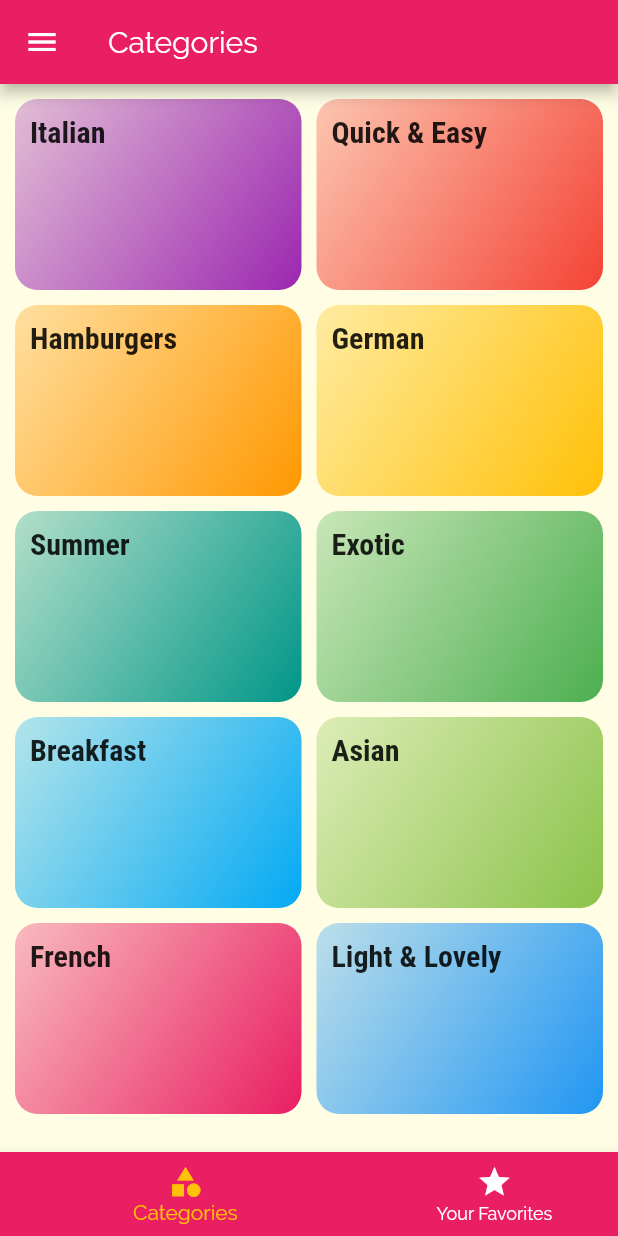
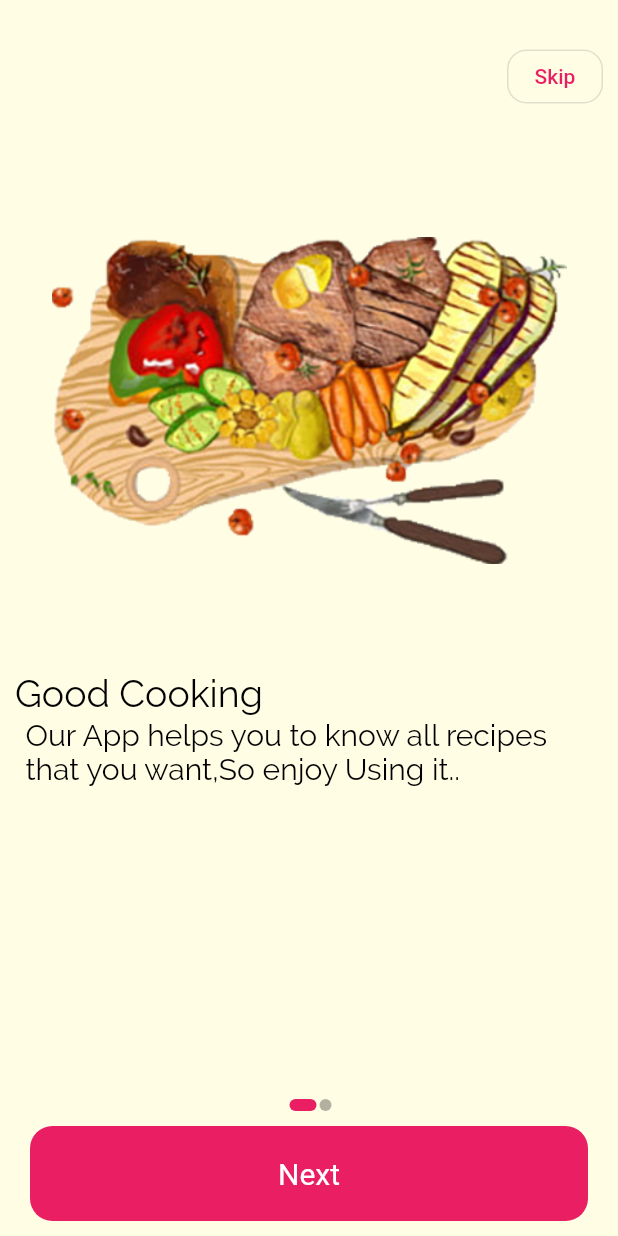
Before and after one commit to AliiElsayed/meal_descriptor_app, a Flutter app: the screen it shows after launch, on a phone screen of 412 x 824 dp. Run offline on Flutter 3.47's test engine with Material 2 defaults, Android fonts, the light colour scheme and no system bars; our stand-ins replace flutter_colorpicker, fluttertoast, shared_preferences.

Commit message:
Add onBoarding view

```diff
--- a/lib/main.dart
+++ b/lib/main.dart
@@ -1,16 +1,22 @@
 import 'package:flutter/material.dart';
 import 'package:meal_app/providers/language_provider.dart';
 import 'package:meal_app/providers/meal_provider.dart';
+import 'package:meal_app/providers/onBoarding_provider.dart';
 import 'package:meal_app/providers/theme_provider.dart';
 import 'package:meal_app/screens/categories_screen.dart';
 import 'package:meal_app/screens/category_meals_screen.dart';
 import 'package:meal_app/screens/filters_screen.dart';
 import 'package:meal_app/screens/meal_details_screen.dart';
+import 'package:meal_app/screens/onboarding_screen.dart';
 import 'package:meal_app/screens/tabs_screen.dart';
 import 'package:meal_app/screens/themes_screen.dart';
 import 'package:provider/provider.dart';
-
-void main() {
+import 'package:shared_preferences/shared_preferences.dart';
+bool watched;
+void main() async{
+  WidgetsFlutterBinding.ensureInitialized();
+  SharedPreferences _pref = await SharedPreferences.getInstance();
+  watched = _pref.getBool('watched')??false;
   runApp(
     MultiProvider(
       providers: [
@@ -21,7 +27,11 @@ void main() {
           create: (context) => ThemeProvider(),
         ),
         ChangeNotifierProvider<LanguageProvider>(
-            create: (context) => LanguageProvider()),
+          create: (context) => LanguageProvider(),
+        ),
+        ChangeNotifierProvider<OnBoardingProvider>(
+          create: (context) => OnBoardingProvider(),
+        ),
       ],
       child: MyApp(),
     ),
@@ -37,7 +47,7 @@ class MyApp extends StatelessWidget {
     return MaterialApp(
       debugShowCheckedModeBanner: false,
       title: 'Meal Descriptor',
-      initialRoute: TabsScreen.id,
+      initialRoute: watched ? TabsScreen.id : OnBoardingScreen.id,
       routes: {
         TabsScreen.id: (context) => TabsScreen(),
         FiltersScreen.id: (context) => FiltersScreen(),
@@ -45,6 +55,7 @@ class MyApp extends StatelessWidget {
         CatMealsScreen.id: (context) => CatMealsScreen(),
         MealDetailsScreen.id: (context) => MealDetailsScreen(),
         ThemesScreen.id: (context) => ThemesScreen(),
+        OnBoardingScreen.id: (context) => OnBoardingScreen(),
       },
       themeMode: Provider.of<ThemeProvider>(context, listen: true).thMode,
       theme: ThemeData(
--- /dev/null
+++ b/lib/providers/onBoarding_provider.dart
@@ -0,0 +1,44 @@
+import 'package:flutter/material.dart';
+import 'package:meal_app/screens/tabs_screen.dart';
+import 'package:shared_preferences/shared_preferences.dart';
+
+class OnBoardingProvider with ChangeNotifier{
+   int currentIndex =0;
+   List<Map<String,Object > > onBoardingData =[
+     {
+       'imagePath': 'assets/images/food2.png',
+       'subTitle':
+       'Our App helps you to know all recipes that you want,So enjoy Using it.. ',
+       'title': 'Good Cooking',
+     },
+     {
+       'imagePath': 'assets/images/cookerIntro.png',
+       'subTitle': 'Step by step to make all your meals that you want,'
+           ' Our App will be your guide for delicious meals,So enjoy Using it.. ',
+       'title': 'Be Your Cooker',
+     },
+   ];
+   onViewedPageChanged(int indexVal){
+     currentIndex = indexVal;
+     notifyListeners();
+   }
+   onSkipPressed( context) async{
+     Navigator.of(context).pushReplacementNamed(TabsScreen.id);
+     SharedPreferences _pref = await SharedPreferences.getInstance();
+     _pref.setBool('watched', true);
+     notifyListeners();
+   }
+
+  onBottomButtonPressed (context , PageController _pagController) async{
+    if (currentIndex == onBoardingData.length - 1) {
+      Navigator.of(context).pushReplacementNamed(TabsScreen.id);
+    }
+    _pagController.nextPage(
+        duration: Duration(milliseconds: 100),
+        curve: Curves.bounceIn);
+    SharedPreferences _pref = await SharedPreferences.getInstance();
+    _pref.setBool('watched', true);
+    notifyListeners();
+  }
+
+}
--- /dev/null
+++ b/lib/screens/onboarding_screen.dart
@@ -0,0 +1,172 @@
+import 'package:flutter/material.dart';
+import 'package:meal_app/providers/onBoarding_provider.dart';
+import 'package:provider/provider.dart';
+
+class OnBoardingScreen extends StatefulWidget {
+  static const String id = 'OnBoardingScreen';
+  @override
+  _OnBoardingScreenState createState() => _OnBoardingScreenState();
+}
+
+class _OnBoardingScreenState extends State<OnBoardingScreen> {
+  final PageController _controller = PageController(initialPage: 0);
+
+  @override
+  void dispose() {
+    _controller.dispose();
+    super.dispose();
+  }
+
+  @override
+  Widget build(BuildContext context) {
+    int usedCurrentIndex =
+        Provider.of<OnBoardingProvider>(context).currentIndex;
+    var boardingProvider = Provider.of<OnBoardingProvider>(context);
+    double deviceHeight = MediaQuery.of(context).size.height;
+    double deviceWidth = MediaQuery.of(context).size.width;
+    bool isLandScape =
+        MediaQuery.of(context).orientation == Orientation.landscape;
+    var skipButton = Container(
+      padding: EdgeInsets.only(top: 7.0),
+      height: deviceHeight / 10,
+      decoration: BoxDecoration(borderRadius: BorderRadius.circular(15.0)),
+      child: usedCurrentIndex == boardingProvider.onBoardingData.length - 1
+          ? Text('')
+          : OutlinedButton(
+              style: OutlinedButton.styleFrom(
+                  shape: RoundedRectangleBorder(
+                      borderRadius: BorderRadius.circular(13.0))),
+              onPressed: () {
+                boardingProvider.onSkipPressed(context);
+              },
+              child: Text('Skip'),
+            ),
+      alignment: Alignment.topRight,
+    );
+    getImage(int indx) {
+      return Image.asset(
+        boardingProvider.onBoardingData[indx]['imagePath'],
+        height: isLandScape ? deviceHeight / 1.7 : deviceHeight / 2.5,
+        width: isLandScape ? deviceWidth / 2.2 : deviceWidth / 1.2,
+      );
+    }
+
+    getTitleContainer(int indx) {
+      return Container(
+        padding: isLandScape
+            ? EdgeInsets.only(top: 15.0, bottom: 2.0, left: 10.0)
+            : EdgeInsets.only(
+                top: 15.0,
+                bottom: 2.0,
+              ),
+        alignment: Alignment.centerLeft,
+        child: Text(
+          boardingProvider.onBoardingData[indx]['title'],
+          style: TextStyle(color: Colors.black, fontSize: 25.0),
+        ),
+      );
+    }
+
+    getSubTitleContainer(int indx) {
+      return Container(
+        padding:
+            isLandScape ? EdgeInsets.only(left: 15.0) : EdgeInsets.only(left:7.0),
+        width: isLandScape ? deviceWidth / 2 : deviceWidth,
+        child: Text(
+          boardingProvider.onBoardingData[indx]['subTitle'],
+          style: TextStyle(color: Colors.black, fontSize: 20.0),
+          softWrap: true,
+        ),
+      );
+    }
+
+    return Scaffold(
+      body: Column(
+        mainAxisSize: MainAxisSize.min,
+        children: [
+          Expanded(
+            flex: 2,
+            child: PageView.builder(
+              controller: _controller,
+              onPageChanged: (newVal) {
+                boardingProvider.onViewedPageChanged(newVal);
+              },
+              itemCount: boardingProvider.onBoardingData.length,
+              itemBuilder: (context, index) {
+                return Container(
+                  padding:
+                      EdgeInsets.symmetric(vertical: 20.0, horizontal: 10.0),
+                  child: !isLandScape
+                      ? Column(
+                          children: [
+                            skipButton,
+                            getImage(index),
+                            getTitleContainer(index),
+                            getSubTitleContainer(index),
+                          ],
+                        )
+                      : Column(
+                          children: [
+                            skipButton,
+                            Row(
+                              children: [
+                                getImage(index),
+                                Column(
+                                  mainAxisAlignment: MainAxisAlignment.center,
+                                  crossAxisAlignment: CrossAxisAlignment.start,
+                                  children: [
+                                    getTitleContainer(index),
+                                    getSubTitleContainer(index),
+                                  ],
+                                ),
+                              ],
+                            ),
+                          ],
+                        ),
+                );
+              },
+            ),
+          ),
+          Row(
+            mainAxisAlignment: MainAxisAlignment.center,
+            children: List.generate(
+              boardingProvider.onBoardingData.length,
+              (index) => Container(
+                height: 8.0,
+                width: usedCurrentIndex == index ? 18.0 : 8,
+                margin: EdgeInsets.only(left: 2.0),
+                decoration: BoxDecoration(
+                  color: usedCurrentIndex == index
+                      ? Colors.pink
+                      : Colors.black54.withOpacity(0.3),
+                  borderRadius: BorderRadius.circular(15.0),
+                ),
+              ),
+            ),
+          ),
+          Container(
+            height:isLandScape? deviceHeight / 10:deviceHeight/13,
+            width: double.infinity,
+            margin: EdgeInsets.symmetric(horizontal: 20.0, vertical: 10.0),
+            decoration: BoxDecoration(
+                borderRadius: BorderRadius.circular(15.0), color: Colors.pink),
+            child: TextButton(
+              onPressed: () {
+                boardingProvider.onBottomButtonPressed(context, _controller);
+              },
+              child: Text(
+                usedCurrentIndex == boardingProvider.onBoardingData.length - 1
+                    ? 'Continue'
+                    : 'Next',
+                style: TextStyle(color: Colors.white),
+              ),
+              style: TextButton.styleFrom(
+                textStyle: TextStyle(fontSize: 20.0),
+              ),
+            ),
+          ),
+        ],
+      ),
+    );
+  }
+}
--- a/pubspec.yaml
+++ b/pubspec.yaml
@@ -32,6 +32,7 @@ dependencies:
   provider: ^5.0.0
   shared_preferences: ^2.0.5
   flutter_colorpicker: ^0.4.0
+
 
 
 dev_dependencies:
```
Also changed, not shown: assets/images/cookerIntro.png (added), assets/images/food2.png (added).
